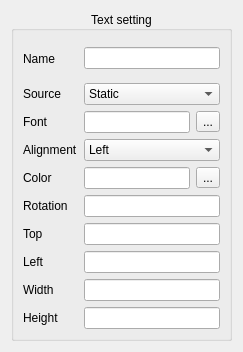
Before: the Qt Designer form HoruxCardDesigner/textsetting.ui in BackupTheBerlios/horux-svn, drawn with Qt 5.
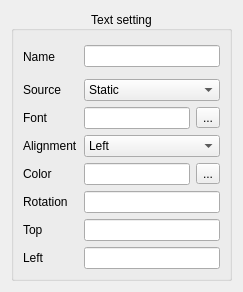
After: the same form once the commit is applied.

What changed in the file:
```diff
--- a/HoruxCardDesigner/textsetting.ui
+++ b/HoruxCardDesigner/textsetting.ui
@@ -7,7 +7,7 @@
     <x>0</x>
     <y>0</y>
     <width>243</width>
-    <height>352</height>
+    <height>292</height>
    </rect>
   </property>
   <property name="maximumSize">
@@ -161,32 +161,6 @@
       <item row="8" column="1">
        <widget class="QLineEdit" name="left"/>
       </item>
-      <item row="9" column="0">
-       <widget class="QLabel" name="label_9">
-        <property name="text">
-         <string>Width</string>
-        </property>
-        <property name="buddy">
-         <cstring>widthText</cstring>
-        </property>
-       </widget>
-      </item>
-      <item row="9" column="1">
-       <widget class="QLineEdit" name="widthText"/>
-      </item>
-      <item row="10" column="0">
-       <widget class="QLabel" name="label_10">
-        <property name="text">
-         <string>Height</string>
-        </property>
-        <property name="buddy">
-         <cstring>heightText</cstring>
-        </property>
-       </widget>
-      </item>
-      <item row="10" column="1">
-       <widget class="QLineEdit" name="heightText"/>
-      </item>
       <item row="2" column="0">
        <widget class="QLabel" name="label_2">
         <property name="text">
```
